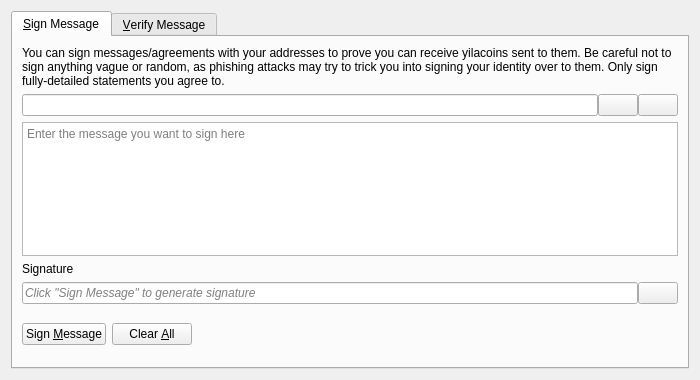
Above: src/qt/forms/signverifymessagedialog.ui from kylacoin/kylacoin before the change. Below: the same form after it.
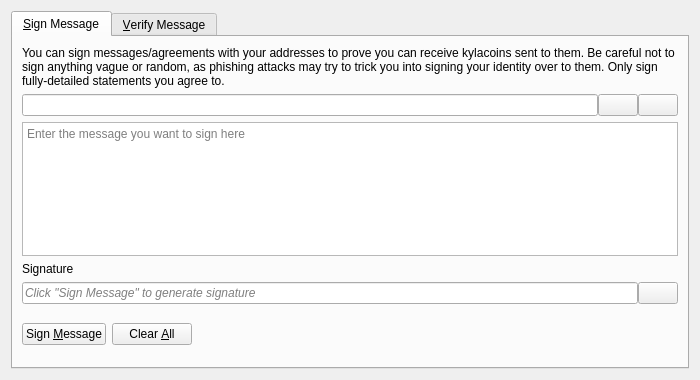
That is the form after the change. Icons and pictures are not drawn. Custom widgets are drawn as their Qt base class.

The edit to the form file:
```diff
--- a/src/qt/forms/signverifymessagedialog.ui
+++ b/src/qt/forms/signverifymessagedialog.ui
@@ -30,7 +30,7 @@
        <item>
         <widget class="QLabel" name="infoLabel_SM">
          <property name="text">
-          <string>You can sign messages/agreements with your addresses to prove you can receive yilacoins sent to them. Be careful not to sign anything vague or random, as phishing attacks may try to trick you into signing your identity over to them. Only sign fully-detailed statements you agree to.</string>
+          <string>You can sign messages/agreements with your addresses to prove you can receive kylacoins sent to them. Be careful not to sign anything vague or random, as phishing attacks may try to trick you into signing your identity over to them. Only sign fully-detailed statements you agree to.</string>
          </property>
          <property name="textFormat">
           <enum>Qt::PlainText</enum>
```
Left out of the diff: 8 changed lines with no effect on the pictures.
